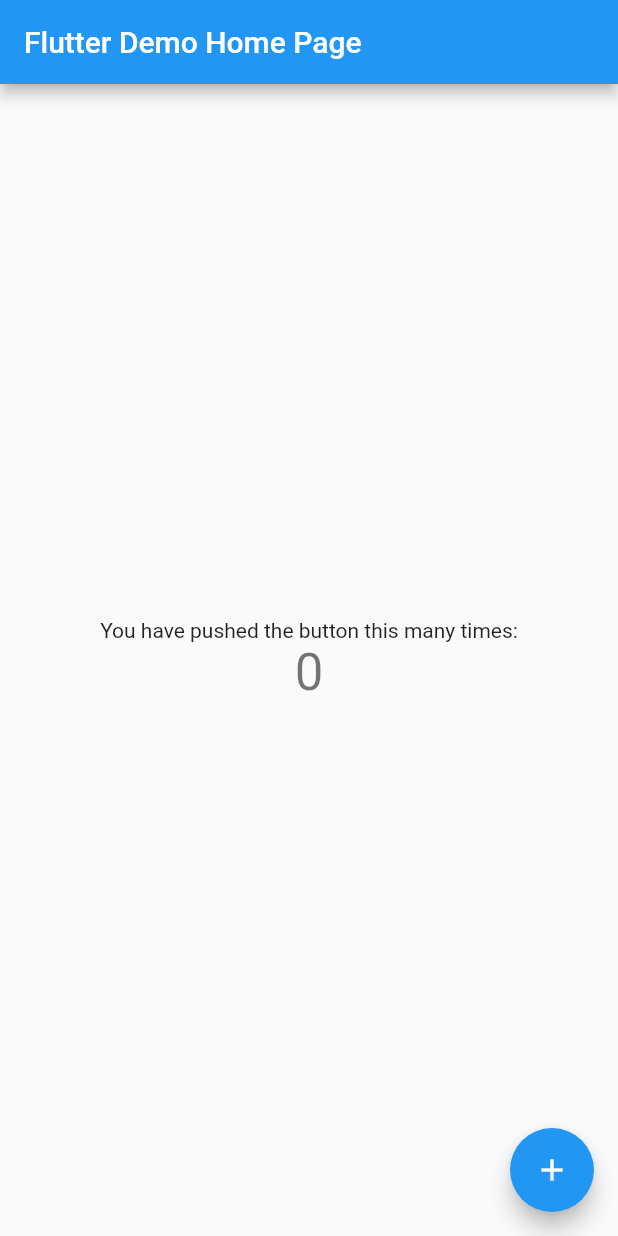
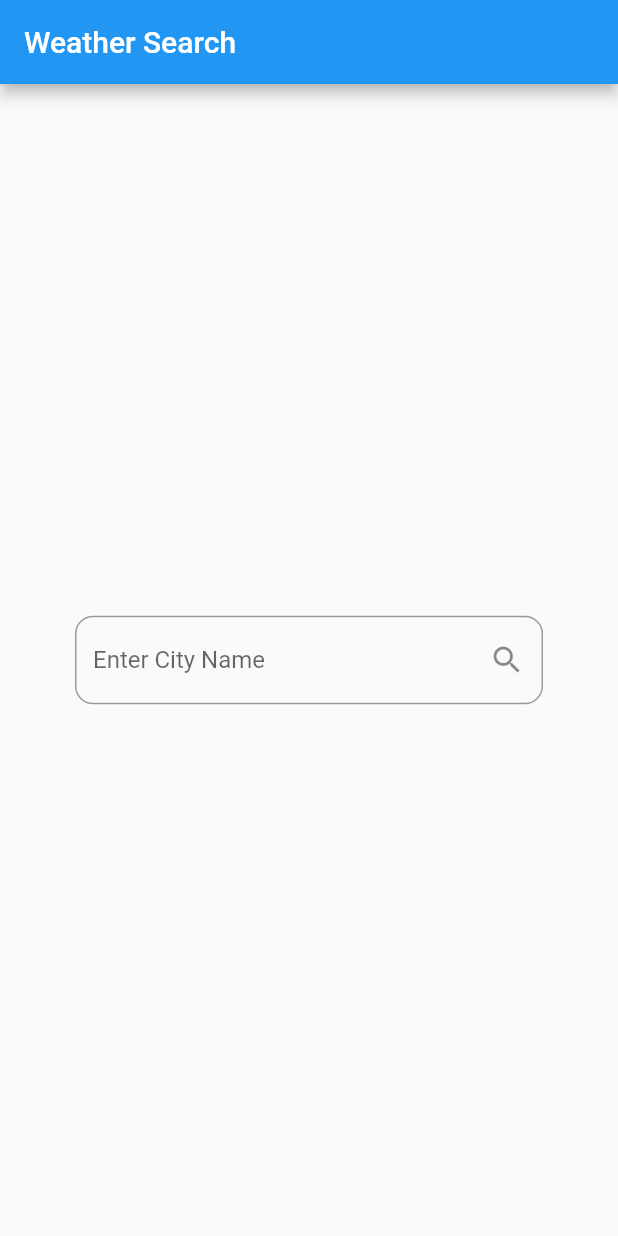
Before and after one commit to patelprashant/flutter_bloc_cubit_weather, a Flutter app: the screen it shows after launch, on a phone screen of 412 x 824 dp. Run offline on Flutter 3.47's test engine with Material 2 defaults, Android fonts, the phone set to English and light mode, and no system bars; our stand-ins replace bloc, flutter_bloc.

Commit message:
Added Seach UI and Page

```diff
--- a/lib/main.dart
+++ b/lib/main.dart
@@ -1,4 +1,8 @@
 import 'package:flutter/material.dart';
+import 'package:flutter_bloc/flutter_bloc.dart';
+import 'package:flutter_bloc_cubit_weather/bloc/weather_bloc.dart';
+import 'package:flutter_bloc_cubit_weather/data/weather_repository.dart';
+import 'package:flutter_bloc_cubit_weather/pages/weather_search_page.dart';
 
 void main() {
   runApp(MyApp());
@@ -26,92 +30,10 @@ class MyApp extends StatelessWidget {
         // closer together (more dense) than on mobile platforms.
         visualDensity: VisualDensity.adaptivePlatformDensity,
       ),
-      home: MyHomePage(title: 'Flutter Demo Home Page'),
+      home: BlocProvider(
+        create: (context) => WeatherBloc(FakeWeatherRepository()),
+        child: WeatherSearchPage(),
+      ),
     );
   }
 }
-
-class MyHomePage extends StatefulWidget {
-  MyHomePage({Key key, this.title}) : super(key: key);
-
-  // This widget is the home page of your application. It is stateful, meaning
-  // that it has a State object (defined below) that contains fields that affect
-  // how it looks.
-
-  // This class is the configuration for the state. It holds the values (in this
-  // case the title) provided by the parent (in this case the App widget) and
-  // used by the build method of the State. Fields in a Widget subclass are
-  // always marked "final".
-
-  final String title;
-
-  @override
-  _MyHomePageState createState() => _MyHomePageState();
-}
-
-class _MyHomePageState extends State<MyHomePage> {
-  int _counter = 0;
-
-  void _incrementCounter() {
-    setState(() {
-      // This call to setState tells the Flutter framework that something has
-      // changed in this State, which causes it to rerun the build method below
-      // so that the display can reflect the updated values. If we changed
-      // _counter without calling setState(), then the build method would not be
-      // called again, and so nothing would appear to happen.
-      _counter++;
-    });
-  }
-
-  @override
-  Widget build(BuildContext context) {
-    // This method is rerun every time setState is called, for instance as done
-    // by the _incrementCounter method above.
-    //
-    // The Flutter framework has been optimized to make rerunning build methods
-    // fast, so that you can just rebuild anything that needs updating rather
-    // than having to individually change instances of widgets.
-    return Scaffold(
-      appBar: AppBar(
-        // Here we take the value from the MyHomePage object that was created by
-        // the App.build method, and use it to set our appbar title.
-        title: Text(widget.title),
-      ),
-      body: Center(
-        // Center is a layout widget. It takes a single child and positions it
-        // in the middle of the parent.
-        child: Column(
-          // Column is also a layout widget. It takes a list of children and
-          // arranges them vertically. By default, it sizes itself to fit its
-          // children horizontally, and tries to be as tall as its parent.
-          //
-          // Invoke "debug painting" (press "p" in the console, choose the
-          // "Toggle Debug Paint" action from the Flutter Inspector in Android
-          // Studio, or the "Toggle Debug Paint" command in Visual Studio Code)
-          // to see the wireframe for each widget.
-          //
-          // Column has various properties to control how it sizes itself and
-          // how it positions its children. Here we use mainAxisAlignment to
-          // center the children vertically; the main axis here is the vertical
-          // axis because Columns are vertical (the cross axis would be
-          // horizontal).
-          mainAxisAlignment: MainAxisAlignment.center,
-          children: <Widget>[
-            Text(
-              'You have pushed the button this many times:',
-            ),
-            Text(
-              '$_counter',
-              style: Theme.of(context).textTheme.headline4,
-            ),
-          ],
-        ),
-      ),
-      floatingActionButton: FloatingActionButton(
-        onPressed: _incrementCounter,
-        tooltip: 'Increment',
-        child: Icon(Icons.add),
-      ), // This trailing comma makes auto-formatting nicer for build methods.
-    );
-  }
-}
--- /dev/null
+++ b/lib/pages/weather_search_page.dart
@@ -0,0 +1,100 @@
+import 'package:flutter/material.dart';
+import 'package:flutter_bloc/flutter_bloc.dart';
+import 'package:flutter_bloc_cubit_weather/bloc/weather_bloc.dart';
+import 'package:flutter_bloc_cubit_weather/data/model/weather.dart';
+
+class WeatherSearchPage extends StatefulWidget {
+  @override
+  _WeatherSearchPageState createState() => _WeatherSearchPageState();
+}
+
+class _WeatherSearchPageState extends State<WeatherSearchPage> {
+  @override
+  Widget build(BuildContext context) {
+    return Scaffold(
+      appBar: AppBar(
+        title: Text('Weather Search'),
+      ),
+      body: Container(
+        padding: EdgeInsets.symmetric(vertical: 16),
+        alignment: Alignment.center,
+        child: BlocConsumer<WeatherBloc, WeatherState>(
+          listener: (context, state) {
+            if (state is WeatherError) {
+              Scaffold.of(context).showSnackBar(
+                SnackBar(
+                  content: Text(state.errorMessage),
+                ),
+              );
+            }
+          },
+          builder: (context, state) {
+            if (state is WeatherInitial) {
+              return buildInitialInput();
+            } else if (state is WeatherLoading) {
+              return buildLoading();
+            } else if (state is WeatherLoaded) {
+              return buildColumnWithData(state.weather);
+            } else {
+              return buildInitialInput();
+            }
+          },
+        ),
+      ),
+    );
+  }
+
+  Widget buildLoading() {
+    return Center(
+      child: CircularProgressIndicator(),
+    );
+  }
+
+  Widget buildInitialInput() {
+    return Center(
+      child: CityInputField(),
+    );
+  }
+
+  Column buildColumnWithData(Weather weather) {
+    return Column(
+      mainAxisAlignment: MainAxisAlignment.spaceEvenly,
+      children: <Widget>[
+        Text(
+          weather.cityName,
+          style: TextStyle(
+            fontSize: 40,
+            fontWeight: FontWeight.w700,
+          ),
+        ),
+        Text(
+          "${weather.temperatureCelsius.toStringAsFixed(1)} °C",
+          style: TextStyle(fontSize: 80),
+        ),
+        CityInputField(),
+      ],
+    );
+  }
+}
+
+class CityInputField extends StatelessWidget {
+  @override
+  Widget build(BuildContext context) {
+    return Padding(
+      padding: const EdgeInsets.symmetric(horizontal: 50),
+      child: TextField(
+          onSubmitted: (value) => submitCityName(context, value),
+          textInputAction: TextInputAction.search,
+          decoration: InputDecoration(
+            hintText: "Enter City Name",
+            border: OutlineInputBorder(borderRadius: BorderRadius.circular(12)),
+            suffixIcon: Icon(Icons.search),
+          )),
+    );
+  }
+
+  void submitCityName(BuildContext context, String cityName) {
+    final weatherBloc = context.bloc<WeatherBloc>();
+    weatherBloc.add(GetWeather(cityName));
+  }
+}
```
